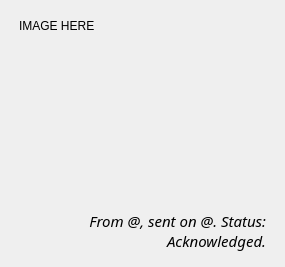
Qt form src/widgets/imagechatwidgetitem.ui (blizzard4591/openMittsu) before a commit.
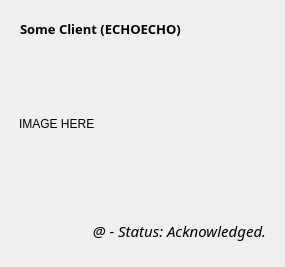
The same form after that commit. Custom widgets are drawn as their Qt base class.

Commit message: Added ellipses on menu items (thx @ CasinoBuster). Changed UI: Split FROM and TIME/STATUS into separate lines.

Diff of the .ui file:
```diff
--- a/src/widgets/imagechatwidgetitem.ui
+++ b/src/widgets/imagechatwidgetitem.ui
@@ -29,9 +29,41 @@
    <string notr="true">padding:5px;</string>
   </property>
   <layout class="QVBoxLayout" name="verticalLayout">
-   <property name="spacing">
-    <number>0</number>
-   </property>
+   <item>
+    <widget class="QLabel" name="lblFrom">
+     <property name="sizePolicy">
+      <sizepolicy hsizetype="Preferred" vsizetype="Minimum">
+       <horstretch>0</horstretch>
+       <verstretch>0</verstretch>
+      </sizepolicy>
+     </property>
+     <property name="font">
+      <font>
+       <family>Source Sans Pro</family>
+       <pointsize>10</pointsize>
+       <weight>75</weight>
+       <bold>true</bold>
+       <stylestrategy>PreferAntialias</stylestrategy>
+      </font>
+     </property>
+     <property name="styleSheet">
+      <string notr="true">border-top-right-radius:5px;
+border-top-left-radius:5px;</string>
+     </property>
+     <property name="text">
+      <string>Some Client (ECHOECHO)</string>
+     </property>
+     <property name="alignment">
+      <set>Qt::AlignLeading|Qt::AlignLeft|Qt::AlignTop</set>
+     </property>
+     <property name="wordWrap">
+      <bool>true</bool>
+     </property>
+     <property name="textInteractionFlags">
+      <set>Qt::NoTextInteraction</set>
+     </property>
+    </widget>
+   </item>
    <item>
     <widget class="PixmapLabel" name="lblImage">
      <property name="sizePolicy">
@@ -52,8 +84,7 @@
       </font>
      </property>
      <property name="styleSheet">
-      <string notr="true">border-top-right-radius:5px;
-border-top-left-radius:5px;</string>
+      <string notr="true"/>
      </property>
      <property name="text">
       <string notr="true">IMAGE HERE</string>
@@ -93,7 +124,7 @@
 border-bottom-left-radius:5px;</string>
      </property>
      <property name="text">
-      <string>From @, sent on @. Status: Acknowledged.</string>
+      <string>@ - Status: Acknowledged.</string>
      </property>
      <property name="alignment">
       <set>Qt::AlignRight|Qt::AlignTrailing|Qt::AlignVCenter</set>
```
Left out of the diff: 5 changed lines with no effect on the pictures. The commit also changes 12 other files.
